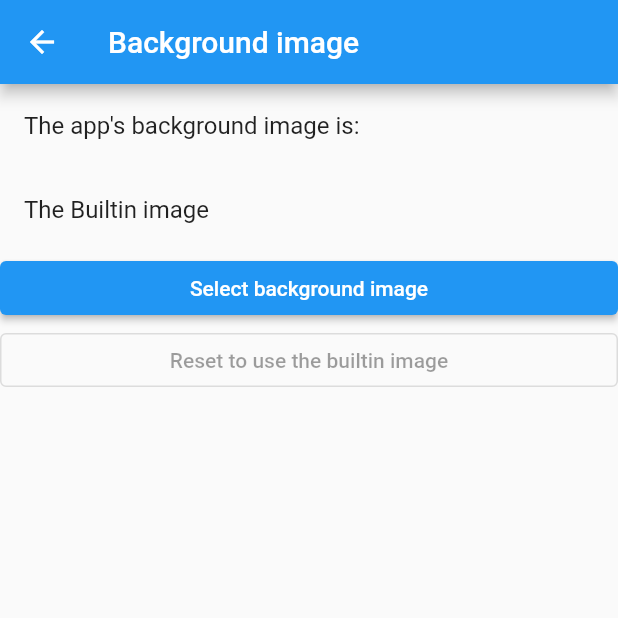
After one commit to devviktoria/samples, a Flutter app: the screen it shows after launch, in the side drawer, after a tap on "Settings", on a phone screen of 412 x 824 dp, the top half of it. The commit adds this screen. Run offline on Flutter 3.47's test engine with Material 2 defaults, Android fonts, the phone set to English and light mode, and no system bars.

Commit message:
Initial code for background image change

```diff
--- a/mouse_simulator/lib/main_page.dart
+++ b/mouse_simulator/lib/main_page.dart
@@ -3,6 +3,7 @@ import 'package:provider/provider.dart';
 
 import 'animated_shape.dart';
 import 'animation_can_run_model.dart';
+import 'settings_form.dart';
 
 class MainPage extends StatelessWidget {
   @override
@@ -16,13 +17,28 @@ class MainPage extends StatelessWidget {
         padding: EdgeInsets.zero,
         children: <Widget>[
           _StartStopListTitle(),
-          // ListTile(
-          //   leading: Icon(Icons.settings),
-          //   title: Text('Settings'),
-          // ),
+          ListTile(
+            leading: Icon(Icons.settings),
+            title: Text('Settings'),
+            onTap: () {
+              _openSettingsForm(context);
+            },
+          ),
         ],
       )),
       body: AnimatedShape(),
+    );
+  }
+
+  void _openSettingsForm(BuildContext context) {
+    Navigator.pop(context);
+    Navigator.push(
+      context,
+      MaterialPageRoute(
+        builder: (context) {
+          return SettingsForm();
+        },
+      ),
     );
   }
 }
--- /dev/null
+++ b/mouse_simulator/lib/settings_form.dart
@@ -0,0 +1,43 @@
+import 'package:flutter/material.dart';
+import 'package:flutter/widgets.dart';
+
+class SettingsForm extends StatefulWidget {
+  @override
+  State<StatefulWidget> createState() => _SettingsFormState();
+}
+
+class _SettingsFormState extends State<SettingsForm> {
+  final _formKey = GlobalKey<FormState>();
+  String filenameToDisplay = 'The Builtin image';
+  bool _useBuiltInImage = true;
+
+  @override
+  Widget build(BuildContext context) {
+    return Scaffold(
+      appBar: AppBar(
+        title: Text('Background image'),
+      ),
+      body: Form(
+        key: _formKey,
+        child: ListView(
+          children: <Widget>[
+            ListTile(
+              title: const Text("The app's background image is:"),
+            ),
+            ListTile(
+              title: Text('$filenameToDisplay'),
+            ),
+            ElevatedButton(
+              child: Text('Select background image'),
+              onPressed: () {},
+            ),
+            OutlinedButton(
+              child: Text('Reset to use the builtin image'),
+              onPressed: _useBuiltInImage ? null : () {},
+            ),
+          ],
+        ),
+      ),
+    );
+  }
+}
```
